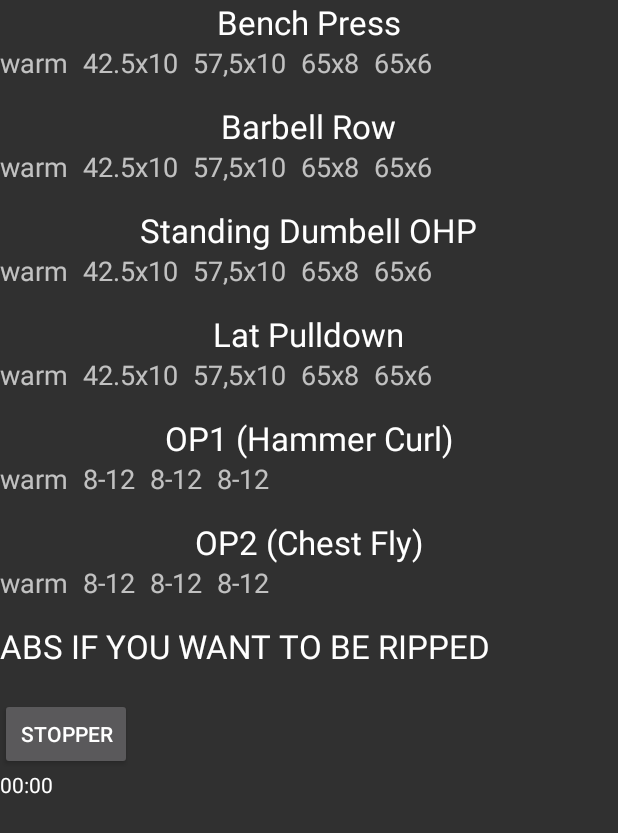
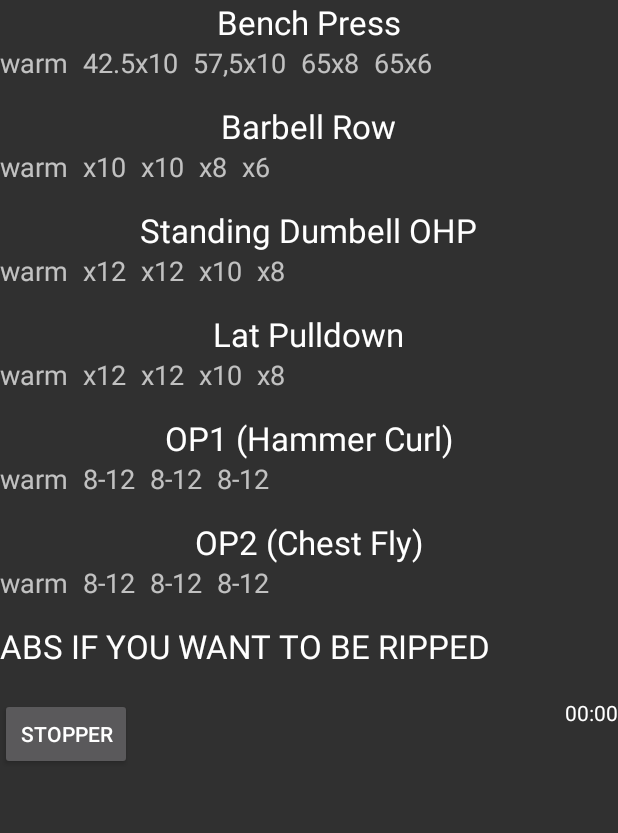
Before and after one commit to MuffinDude/CanditoWorkout, an Android app: the layout activity_day2.xml on its own in the app's theme, with its tools: preview values and no code run, on a phone screen of 412 x 824 dp. Shown: the top 833 px of the screen. Run offline under Robolectric (Android 15) with nearby library versions, the phone set to English and light mode, and no system bars.

Commit message:
stopper updated

```diff
--- a/app/src/main/res/layout/activity_day2.xml
+++ b/app/src/main/res/layout/activity_day2.xml
@@ -132,7 +132,7 @@
                     android:layout_width="wrap_content"
                     android:layout_height="wrap_content"
                     android:textAppearance="?android:attr/textAppearanceMedium"
-                    android:text="42.5x10"
+                    android:text="x10"
                     android:id="@+id/textView34"
                     android:layout_alignParentTop="true"
                     android:layout_toEndOf="@+id/textView33"
@@ -142,7 +142,7 @@
                     android:layout_width="wrap_content"
                     android:layout_height="wrap_content"
                     android:textAppearance="?android:attr/textAppearanceMedium"
-                    android:text="57,5x10"
+                    android:text="x10"
                     android:id="@+id/textView35"
                     android:layout_alignParentTop="true"
                     android:layout_toEndOf="@+id/textView34"
@@ -152,7 +152,7 @@
                     android:layout_width="wrap_content"
                     android:layout_height="wrap_content"
                     android:textAppearance="?android:attr/textAppearanceMedium"
-                    android:text="65x8"
+                    android:text="x8"
                     android:id="@+id/textView36"
                     android:layout_alignParentTop="true"
                     android:layout_toEndOf="@+id/textView35"
@@ -162,7 +162,7 @@
                     android:layout_width="wrap_content"
                     android:layout_height="wrap_content"
                     android:textAppearance="?android:attr/textAppearanceMedium"
-                    android:text="65x6"
+                    android:text="x6"
                     android:id="@+id/textView37"
                     android:layout_alignParentTop="true"
                     android:layout_toEndOf="@+id/textView36" />
@@ -208,7 +208,7 @@
                     android:layout_width="wrap_content"
                     android:layout_height="wrap_content"
                     android:textAppearance="?android:attr/textAppearanceMedium"
-                    android:text="42.5x10"
+                    android:text="x12"
                     android:id="@+id/textView40"
                     android:layout_alignParentTop="true"
                     android:layout_toEndOf="@+id/textView39"
@@ -218,7 +218,7 @@
                     android:layout_width="wrap_content"
                     android:layout_height="wrap_content"
                     android:textAppearance="?android:attr/textAppearanceMedium"
-                    android:text="57,5x10"
+                    android:text="x12"
                     android:id="@+id/textView41"
                     android:layout_alignParentTop="true"
                     android:layout_toEndOf="@+id/textView40"
@@ -228,7 +228,7 @@
                     android:layout_width="wrap_content"
                     android:layout_height="wrap_content"
                     android:textAppearance="?android:attr/textAppearanceMedium"
-                    android:text="65x8"
+                    android:text="x10"
                     android:id="@+id/textView42"
                     android:layout_alignParentTop="true"
                     android:layout_toEndOf="@+id/textView41"
@@ -238,7 +238,7 @@
                     android:layout_width="wrap_content"
                     android:layout_height="wrap_content"
                     android:textAppearance="?android:attr/textAppearanceMedium"
-                    android:text="65x6"
+                    android:text="x8"
                     android:id="@+id/textView43"
                     android:layout_alignParentTop="true"
                     android:layout_toEndOf="@+id/textView42" />
@@ -267,14 +267,15 @@
                 android:layout_width="match_parent"
                 android:layout_height="wrap_content"
                 android:layout_below="@+id/textView44"
-                android:layout_centerHorizontal="true" >
+                android:layout_centerHorizontal="true"
+                android:id="@+id/relativeLayout3" >
 
                 <TextView
                     android:layout_width="wrap_content"
                     android:layout_height="wrap_content"
                     android:textAppearance="?android:attr/textAppearanceMedium"
                     android:text="warm"
-                    android:id="@+id/textView45"
+                    android:id="@+id/textView61"
                     android:layout_alignParentTop="true"
                     android:layout_alignParentStart="true"
                     android:layout_marginRight="10dp" />
@@ -283,41 +284,42 @@
                     android:layout_width="wrap_content"
                     android:layout_height="wrap_content"
                     android:textAppearance="?android:attr/textAppearanceMedium"
-                    android:text="42.5x10"
-                    android:id="@+id/textView46"
+                    android:text="x12"
+                    android:id="@+id/textView62"
                     android:layout_alignParentTop="true"
-                    android:layout_toEndOf="@+id/textView45"
+                    android:layout_toEndOf="@+id/textView61"
                     android:layout_marginRight="10dp" />
 
                 <TextView
                     android:layout_width="wrap_content"
                     android:layout_height="wrap_content"
                     android:textAppearance="?android:attr/textAppearanceMedium"
-                    android:text="57,5x10"
-                    android:id="@+id/textView47"
+                    android:text="x12"
+                    android:id="@+id/textView63"
                     android:layout_alignParentTop="true"
-                    android:layout_toEndOf="@+id/textView46"
+                    android:layout_toEndOf="@+id/textView62"
                     android:layout_marginRight="10dp" />
 
                 <TextView
                     android:layout_width="wrap_content"
                     android:layout_height="wrap_content"
                     android:textAppearance="?android:attr/textAppearanceMedium"
-                    android:text="65x8"
-                    android:id="@+id/textView48"
+                    android:text="x10"
+                    android:id="@+id/textView64"
                     android:layout_alignParentTop="true"
-                    android:layout_toEndOf="@+id/textView47"
+                    android:layout_toEndOf="@+id/textView63"
                     android:layout_marginRight="10dp" />
 
                 <TextView
                     android:layout_width="wrap_content"
                     android:layout_height="wrap_content"
                     android:textAppearance="?android:attr/textAppearanceMedium"
-                    android:text="65x6"
-                    android:id="@+id/textView49"
+                    android:text="x8"
+                    android:id="@+id/textView65"
                     android:layout_alignParentTop="true"
-                    android:layout_toEndOf="@+id/textView48" />
+                    android:layout_toEndOf="@+id/textView64" />
             </RelativeLayout>
+
         </RelativeLayout>
 
         <RelativeLayout
@@ -461,20 +463,26 @@
             android:layout_alignParentStart="true"
             android:layout_marginBottom="20dp" />
 
+        <RelativeLayout
+            android:layout_width="match_parent"
+            android:layout_height="match_parent"
+            android:layout_gravity="center_horizontal">
+
             <Button
                 android:layout_width="wrap_content"
                 android:layout_height="wrap_content"
                 android:text="STOPPER"
                 android:id="@+id/stopperButton"
-            android:layout_centerVertical="true"
-            android:layout_alignEnd="@+id/chronometer" />
+                android:layout_alignParentTop="true"
+                android:layout_alignParentStart="true" />
 
             <Chronometer
                 android:layout_width="wrap_content"
                 android:layout_height="wrap_content"
                 android:id="@+id/chronometer"
-            android:layout_below="@+id/stopperButton"
-            android:layout_alignStart="@+id/textView56" />
+                android:layout_alignTop="@+id/stopperButton"
+                android:layout_alignParentEnd="true" />
+        </RelativeLayout>
 
     </LinearLayout>
 
```
Lines whose indentation alone changed are shown as unchanged.
